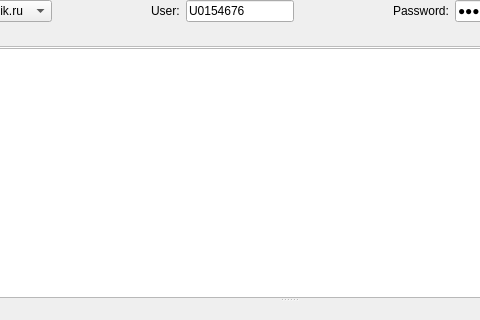
Qt form wwqmainwindow.ui (eSKond/WrapWebQuik) before a commit; both pictures show x 174 to 654 and y 0 to 320 of the 925 by 600 pixel window.
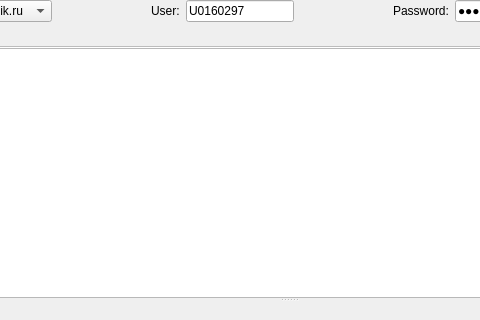
The same form after that commit.

Commit message: few more protocol message handlers

```diff
--- a/wwqmainwindow.ui
+++ b/wwqmainwindow.ui
@@ -89,7 +89,7 @@
        <item>
         <widget class="QLineEdit" name="leUser">
          <property name="text">
-          <string>U0154676</string>
+          <string>U0160297</string>
          </property>
         </widget>
        </item>
```
Left out of the diff: 2 changed lines with no effect on the pictures. The commit also changes 2 other files.
